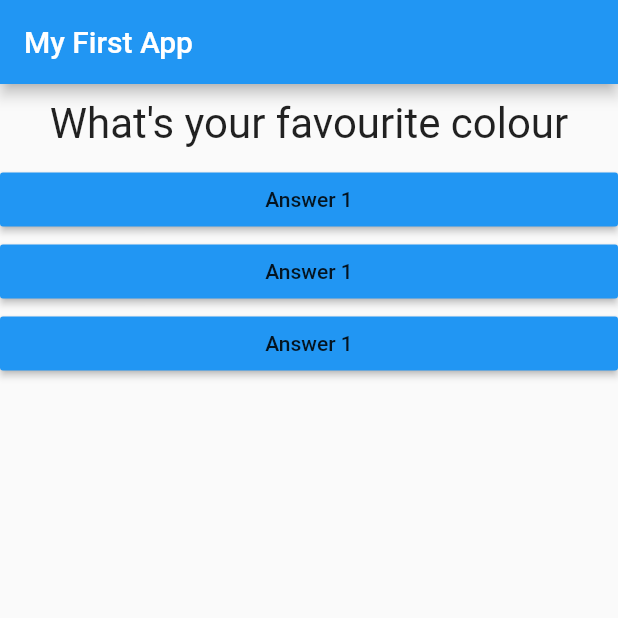
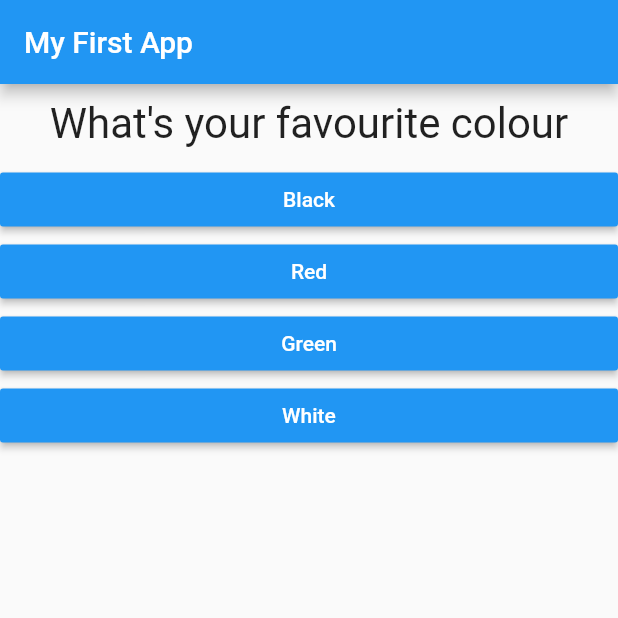
Before and after one commit to sao1969/flutter_app_udemny_first, a Flutter app: the screen it shows after launch, on a phone screen of 412 x 824 dp, the top half of it. Run offline on Flutter 3.47's test engine with Material 2 defaults, Android fonts, the phone set to English and light mode, and no system bars.

Commit message:
Lecture 45 fixed issues with answer.dart

```diff
--- a/lib/answer.dart
+++ b/lib/answer.dart
@@ -2,8 +2,9 @@ import 'package:flutter/material.dart';
 
 class Answer extends StatelessWidget {
 final Function selectHandler;
+final String answerText;
 
-  Answer(this.selectHandler);
+  Answer(this.selectHandler, this.answerText);
 
 
   @override
@@ -12,7 +13,8 @@ final Function selectHandler;
       width: double.infinity,
       child: RaisedButton(
         color: Colors.blue,
-        child: Text('Answer 1'),
+        textColor: Colors.white,
+        child: Text(answerText),
         onPressed: selectHandler,
       ),
     );
--- a/lib/main.dart
+++ b/lib/main.dart
@@ -8,15 +8,14 @@ void main() {
 }
 
 class MyApp extends StatefulWidget {
-
-@override
+  @override
   State<StatefulWidget> createState() {
     // TODO: implement createState
     return _MyAppState();
   }
 }
 
-class _MyAppState extends State <MyApp> {
+class _MyAppState extends State<MyApp> {
   var _questionIndex = 0;
 
   void _answerQuestion() {
@@ -29,9 +28,18 @@ class _MyAppState extends State <MyApp> {
   @override
   Widget build(BuildContext context) {
     var questions = [
-      'What\'s your favourite colour',
-      'What\'s your favorite animal',
-      'What\'s your favourite car',
+      {
+        'questionText': 'What\'s your favourite colour',
+        'answers': ['Black', 'Red', 'Green', 'White'],
+      },
+      {
+        'questionText': 'What\'s your favorite animal',
+        'answers': ['Rabbit', 'Snake', 'Elephant', 'Lion'],
+      },
+      {
+        'questionText': 'Who\'s your favourite instructor',
+        'answers': ['Max', 'Max', 'Max', 'Max'],
+      },
     ];
     return MaterialApp(
         home: Scaffold(
@@ -39,13 +47,13 @@ class _MyAppState extends State <MyApp> {
         title: Text('My First App'),
       ),
       body: Column(
-        children: <Widget>[
+        children: [
           Question(
-            questions[_questionIndex],
+            questions[_questionIndex]['questionText'],
           ),
-          Answer(_answerQuestion),
-          Answer(_answerQuestion),
-          Answer(_answerQuestion),
+         ...(questions[_questionIndex]['answers'] as List<String>).map((answer) {
+            return Answer(_answerQuestion, answer);
+          }).toList()
         ],
       ),
     ));
--- a/pubspec.yaml
+++ b/pubspec.yaml
@@ -14,7 +14,7 @@ description: First Udemny App
 version: 1.0.0+1
 
 environment:
-  sdk: ">=2.1.0 <3.0.0"
+  sdk: ">=2.6.0 <3.0.0"
 
 dependencies:
   flutter:
```
